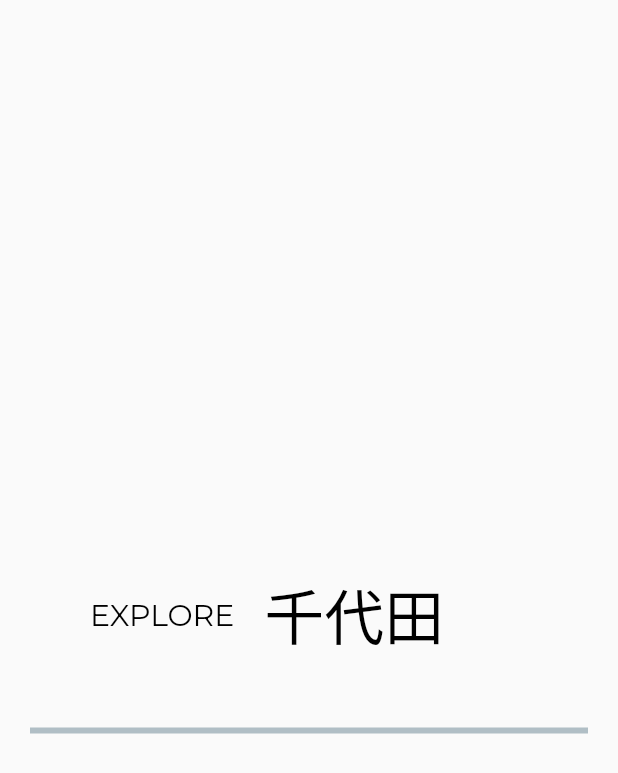
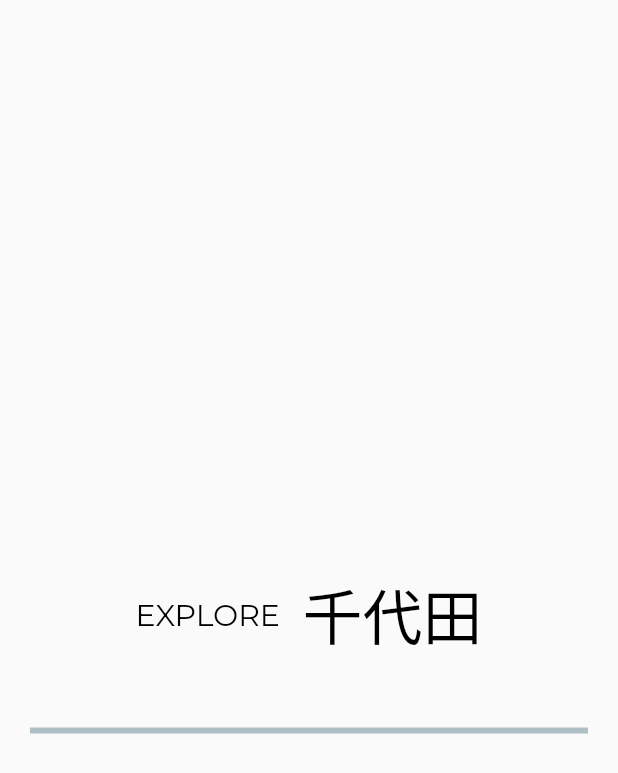
Before and after one commit to sedlakp/tokyo_data, a Flutter app: the screen it shows after launch, on a phone screen of 412 x 824 dp. Shown: the top 773 px of the screen. Run offline on Flutter 3.47's test engine with Material 2 defaults, Android fonts, the phone set to English and light mode, and no system bars; drawn by our look-alikes of animated_text_kit; our stand-ins replace fl_chart, flutter_html, google_fonts, google_maps_flutter, scrollable_positioned_list, shared_preferences; network calls fail.

Commit message:
Center loading text

```diff
--- a/lib/ui/loading_screen.dart
+++ b/lib/ui/loading_screen.dart
@@ -60,18 +60,22 @@ class _LoadingScreenState extends State<LoadingScreen> with SingleTickerProvider
           padding: const EdgeInsets.all(20),
           child: Column(
             mainAxisAlignment: MainAxisAlignment.center,
+            crossAxisAlignment: CrossAxisAlignment.center,
             children: [
               Row(
+                mainAxisAlignment: MainAxisAlignment.center,
                 crossAxisAlignment: CrossAxisAlignment.center,
                 children: [
-                  const SizedBox(width: 40.0, height: 150.0),
                   Text('Explore'.toUpperCase(), style: GoogleFonts.montserrat(fontSize: 20),),
-                  const SizedBox(width: 20.0, height: 150.0),
-                  DefaultTextStyle(
-                    style: GoogleFonts.kleeOne(fontSize: 40, color: Colors.black),
-                    child: AnimatedTextKit(
-                      repeatForever: true,
-                      animatedTexts: texts, //[RotateAnimatedText("東京"), RotateAnimatedText("新宿"), RotateAnimatedText("渋谷") ],
+                  const SizedBox(width: 15.0, height: 150.0),
+                  SizedBox(
+                    width: 120,
+                    child: DefaultTextStyle(
+                      style: GoogleFonts.kleeOne(fontSize: 40, color: Colors.black),
+                      child: AnimatedTextKit(
+                        repeatForever: true,
+                        animatedTexts: texts, //[RotateAnimatedText("東京"), RotateAnimatedText("新宿"), RotateAnimatedText("渋谷") ],
+                      ),
                     ),
                   ),
                 ],
```
